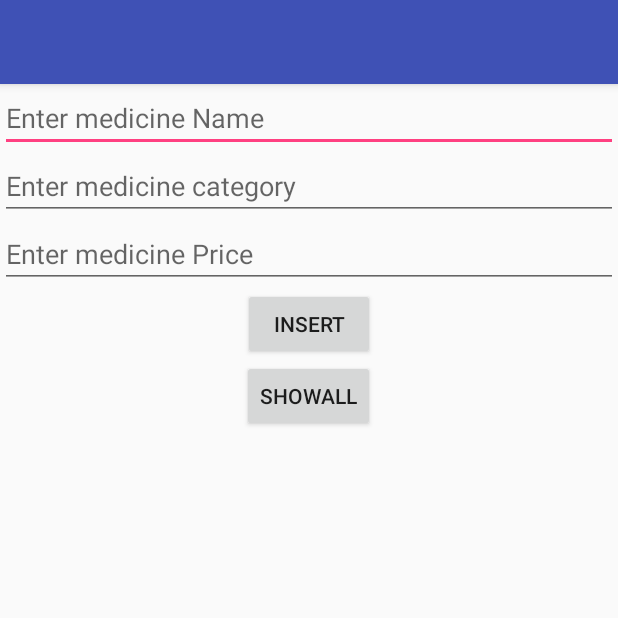
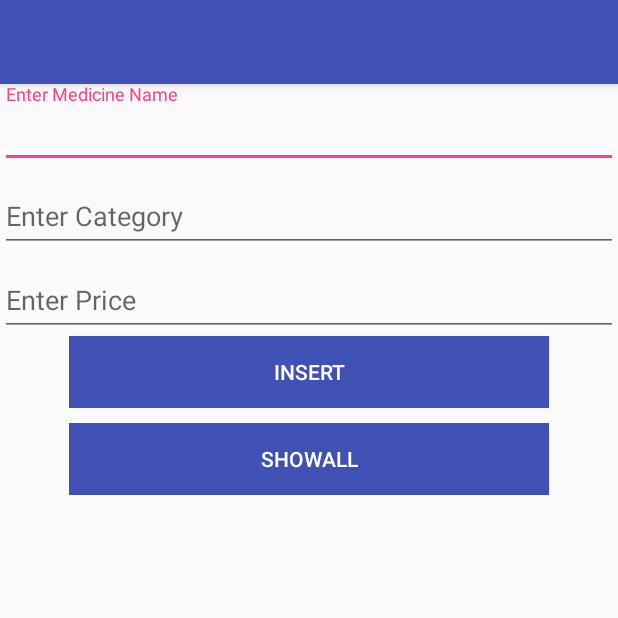
Before and after one commit to Rex7/Med-System, an Android app: the screen it shows after launch (MedicineEnter), in the side drawer, after a tap on "Enter Medicine", on a phone screen of 412 x 824 dp, the top half of it. Run offline under Robolectric (Android 15) with nearby library versions, the phone set to English and light mode, and no system bars; libraries missing offline, so code that uses them is left out: com.karumi.dexter; pictures from the network do not load; 4 statements that could not run were skipped.

Commit message:
formatting the data

```diff
--- a/app/src/main/java/com/example/regis/medsystem/Drug.java
+++ /dev/null
@@ -1,18 +0,0 @@
-package com.example.regis.medsystem;
-
-
-public class Drug {
-    private String drugName;
-
-    public Drug(String drugName) {
-        this.drugName = drugName;
-    }
-
-    public String getDrugName() {
-        return drugName;
-    }
-
-    public void setDrugName(String drugName) {
-        this.drugName = drugName;
-    }
-}
--- a/app/src/main/java/com/example/regis/medsystem/MainActivity.java
+++ b/app/src/main/java/com/example/regis/medsystem/MainActivity.java
@@ -2,9 +2,11 @@ package com.example.regis.medsystem;
 
 import android.Manifest;
 import android.content.Intent;
+import android.os.Build;
 import android.os.Bundle;
 import android.support.annotation.NonNull;
 import android.support.annotation.Nullable;
+import android.support.annotation.RequiresApi;
 import android.support.design.widget.BaseTransientBottomBar;
 import android.support.design.widget.NavigationView;
 import android.support.design.widget.Snackbar;
@@ -48,6 +50,7 @@ public class MainActivity extends AppCompatActivity implements NavigationView.On
     boolean status;
 
 
+    @RequiresApi(api = Build.VERSION_CODES.JELLY_BEAN)
     @Override
     protected void onCreate(Bundle savedInstanceState) {
         super.onCreate(savedInstanceState);
@@ -77,7 +80,7 @@ public class MainActivity extends AppCompatActivity implements NavigationView.On
 
         } else {
             Toast.makeText(getApplicationContext(), "Not logged In ", Toast.LENGTH_LONG).show();
-            titleText.setText("Guest");
+            titleText.setText(getResources().getString(R.string.guest));
         }
 
         //permission for storage
--- a/app/src/main/java/com/example/regis/medsystem/medicine/MedicineActivity.java
+++ b/app/src/main/java/com/example/regis/medsystem/medicine/MedicineActivity.java
@@ -18,7 +18,6 @@ import com.android.volley.RequestQueue;
 import com.android.volley.Response;
 import com.android.volley.VolleyError;
 import com.android.volley.toolbox.JsonArrayRequest;
-import com.example.regis.medsystem.Drug;
 import com.example.regis.medsystem.R;
 import com.example.regis.medsystem.VolleySingle;
 import com.example.regis.medsystem.database.Medicine;
--- a/app/src/main/res/layout/activity_medicine_enter.xml
+++ b/app/src/main/res/layout/activity_medicine_enter.xml
@@ -17,40 +17,72 @@
 
     </android.support.design.widget.AppBarLayout>
 
-    <EditText
+    <android.support.design.widget.TextInputLayout
+        android:id="@+id/medicineLayout"
         android:layout_below="@+id/appbarLayout"
-        android:id="@+id/medicineName"
         android:layout_width="match_parent"
         android:layout_height="wrap_content"
-        android:hint="Enter medicine Name" />
 
-    <EditText
-        android:id="@+id/medicineCategory"
-        android:layout_below="@+id/medicineName"
+        >
+
+        <android.support.design.widget.TextInputEditText
+            android:id="@+id/medicineName"
+            android:hint="@string/enterName"
+            android:layout_width="match_parent"
+            android:layout_height="wrap_content" />
+
+    </android.support.design.widget.TextInputLayout>
+
+    <android.support.design.widget.TextInputLayout
+        android:id="@+id/medicineCategoryLayout"
+        android:layout_below="@+id/medicineLayout"
         android:layout_width="match_parent"
-        android:hint="Enter medicine category"
-        android:layout_height="wrap_content" />
+        android:layout_height="wrap_content">
 
-    <EditText
-        android:id="@+id/medicinePrice"
-        android:layout_below="@+id/medicineCategory"
-        android:hint="Enter medicine Price"
+        <android.support.design.widget.TextInputEditText
+            android:id="@+id/medicineCategory"
+            android:hint="@string/enterCategory"
+            android:layout_width="match_parent"
+            android:layout_height="wrap_content" />
+
+    </android.support.design.widget.TextInputLayout>
+
+    <android.support.design.widget.TextInputLayout
+        android:id="@+id/medicinePriceLayout"
+        android:layout_below="@+id/medicineCategoryLayout"
         android:layout_width="match_parent"
-        android:layout_height="wrap_content" />
+        android:layout_height="wrap_content">
+
+        <android.support.design.widget.TextInputEditText
+            android:id="@+id/medicinePrice"
+            android:layout_width="match_parent"
+            android:hint="@string/enterPrice"
+            android:layout_height="wrap_content" />
+
+    </android.support.design.widget.TextInputLayout>
 
     <Button
         android:id="@+id/insert"
         android:text="Insert"
-        android:layout_below="@+id/medicinePrice"
+        style="@style/Base.Widget.AppCompat.Button.Borderless"
+        android:background="@color/colorPrimary"
+        android:textColor="#fff"
+        android:foreground="?attr/selectableItemBackgroundBorderless"
+        android:layout_below="@+id/medicinePriceLayout"
         android:layout_centerHorizontal="true"
-        android:layout_width="wrap_content"
+        android:layout_width="320dp"
         android:layout_height="wrap_content" />
 
     <Button
         android:id="@+id/showAll"
         android:text="ShowAll"
         android:layout_below="@+id/insert"
-        android:layout_width="wrap_content"
+        android:layout_width="320dp"
+        style="@style/Base.Widget.AppCompat.Button.Borderless"
+        android:background="@color/colorPrimary"
+        android:textColor="#fff"
+        android:foreground="?attr/selectableItemBackgroundBorderless"
+        android:layout_marginTop="10dp"
         android:layout_centerHorizontal="true"
         android:layout_height="wrap_content" />
 
--- a/app/src/main/res/values/strings.xml
+++ b/app/src/main/res/values/strings.xml
@@ -14,6 +14,10 @@
     <string name="profile">Profile</string>
     <string name="phoneNo">Phone No</string>
     <string name="password">password</string>
+    <string name="guest">Guest</string>
+    <string name="enterName">Enter Medicine Name</string>
+    <string name="enterPrice">Enter Price</string>
+    <string name="enterCategory">Enter Category</string>
     <string name="section">
 
         Lorem Ipsum is simply dummy text of the printing and typesetting industry.
```
